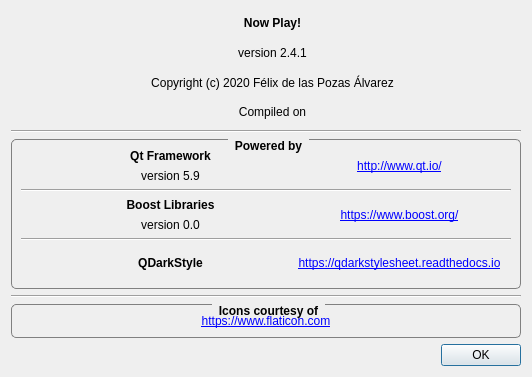
FelixdelasPozas/Now-Play, file AboutDialog.ui: the form before one commit.
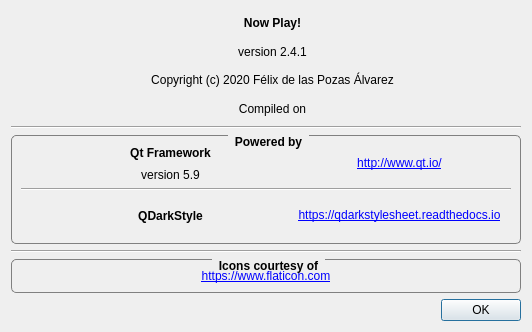
The form after the commit. Icons and pictures are not drawn.

Commit message: Removed boost dependency. Progress now visible in the tray icon (changes color). C++17 required.

```diff
--- a/AboutDialog.ui
+++ b/AboutDialog.ui
@@ -7,9 +7,21 @@
     <x>0</x>
     <y>0</y>
     <width>532</width>
-    <height>377</height>
+    <height>332</height>
    </rect>
   </property>
+  <property name="minimumSize">
+   <size>
+    <width>532</width>
+    <height>332</height>
+   </size>
+  </property>
+  <property name="maximumSize">
+   <size>
+    <width>532</width>
+    <height>332</height>
+   </size>
+  </property>
   <property name="windowTitle">
    <string>About...</string>
   </property>
@@ -232,79 +244,6 @@
           </item>
          </layout>
         </item>
-        <item>
-         <widget class="Line" name="line_2">
-          <property name="orientation">
-           <enum>Qt::Horizontal</enum>
-          </property>
-         </widget>
-        </item>
-        <item>
-         <layout class="QHBoxLayout" name="horizontalLayout_2">
-          <item>
-           <widget class="QLabel" name="label_8">
-            <property name="maximumSize">
-             <size>
-              <width>32</width>
-              <height>32</height>
-             </size>
-            </property>
-            <property name="text">
-             <string/>
-            </property>
-            <property name="pixmap">
-             <pixmap resource="rsc/resources.qrc">:/NowPlay/boost.ico</pixmap>
-            </property>
-            <property name="scaledContents">
-             <bool>true</bool>
-            </property>
-           </widget>
-          </item>
-          <item>
-           <layout class="QVBoxLayout" name="verticalLayout_5">
-            <item>
-             <widget class="QLabel" name="label_9">
-              <property name="font">
-               <font>
-                <weight>75</weight>
-                <bold>true</bold>
-               </font>
-              </property>
-              <property name="text">
-               <string>Boost Libraries</string>
-              </property>
-              <property name="alignment">
-               <set>Qt::AlignCenter</set>
-              </property>
-             </widget>
-            </item>
-            <item>
-             <widget class="QLabel" name="m_boostVersion">
-              <property name="text">
-               <string>version 0.0</string>
-              </property>
-              <property name="alignment">
-               <set>Qt::AlignCenter</set>
-              </property>
-             </widget>
-            </item>
-           </layout>
-          </item>
-          <item>
-           <widget class="QLabel" name="label_6">
-            <property name="text">
-             <string>&lt;a href=&quot;https://www.boost.org/&quot;&gt;https://www.boost.org/&lt;/a&gt;</string>
-            </property>
-            <property name="alignment">
-             <set>Qt::AlignCenter</set>
-            </property>
-            <property name="openExternalLinks">
-             <bool>true</bool>
-            </property>
-           </widget>
-          </item>
-         </layout>
-        </item>
         <item>
          <widget class="Line" name="line_4">
           <property name="orientation">
```
The commit also changes 10 other files.
